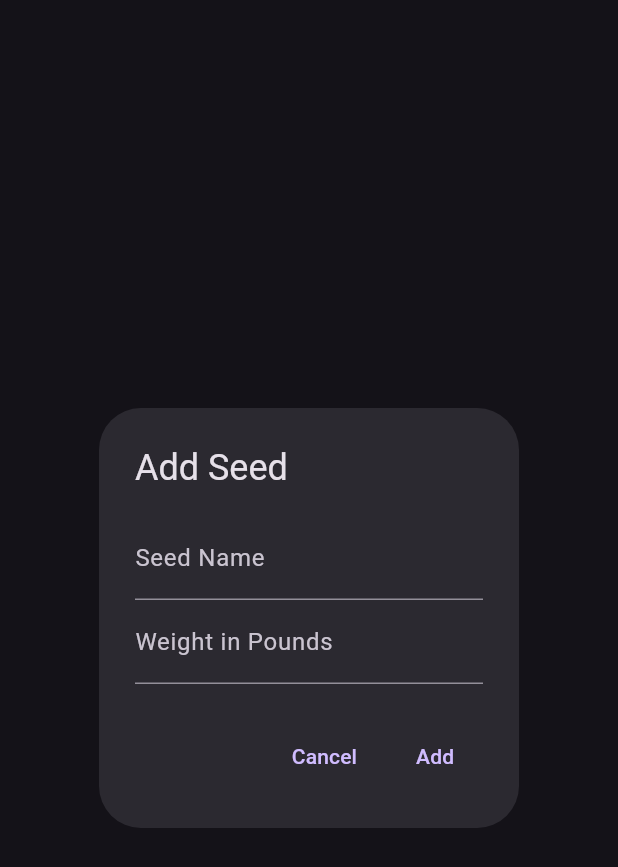
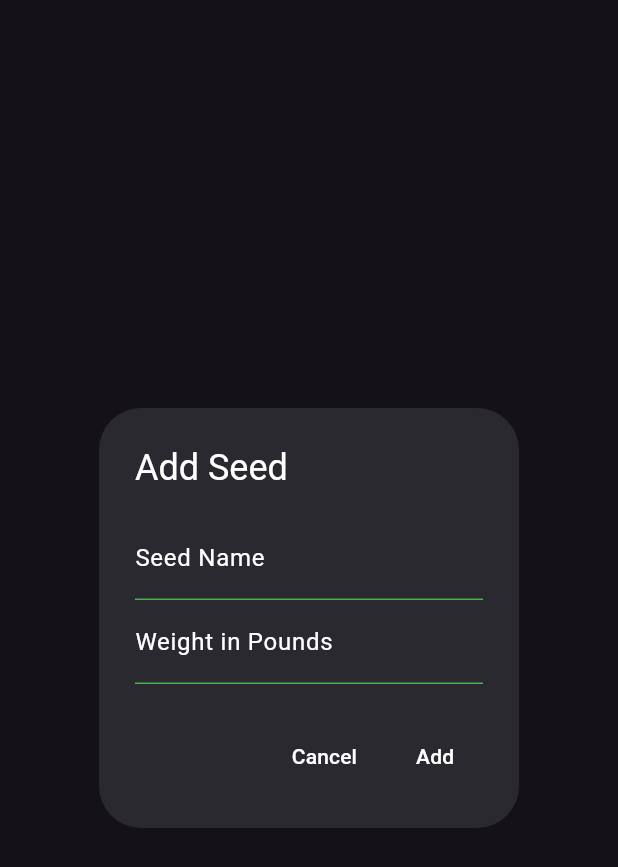
Before and after one commit to jacobhixon47/microgreens_tracker, a Flutter app: the AddSeedDialog widget shown alone on an empty page, opened directly, on a phone screen of 412 x 824 dp. Shown: the top 867 px of the screen. Run offline on Flutter 3.47's test engine with Material 3 defaults, Android fonts, the phone set to English and light mode, and no system bars; our stand-ins replace cloud_firestore, firebase_auth, firebase_core; accounts and stored records are empty; Roboto replaces fonts that are missing (Impact).

Commit message:
implement addCrop and addSeed functionality with Firestore. Change some theme and form colors to green.

```diff
--- a/lib/themes/app_themes.dart
+++ b/lib/themes/app_themes.dart
@@ -15,7 +15,8 @@ class AppThemes {
   static final darkTheme = ThemeData(
       brightness: Brightness.dark,
       highlightColor: Colors.greenAccent,
-      primaryColor: Colors.lightBlue[800],
+      primaryColor: Colors.green,
+      focusColor: Colors.green,
       fontFamily: 'Impact',
       textTheme: const TextTheme(
         displayLarge: TextStyle(fontSize: 72.0, fontWeight: FontWeight.bold),
@@ -23,6 +24,8 @@ class AppThemes {
         bodyMedium:
             TextStyle(fontSize: 14.0, fontFamily: 'Hind', color: Colors.white),
       ),
+      textSelectionTheme:
+          const TextSelectionThemeData(cursorColor: Colors.white),
       buttonTheme: const ButtonThemeData(
           buttonColor: Colors.greenAccent,
           highlightColor: Colors.greenAccent,
@@ -30,5 +33,8 @@ class AppThemes {
       floatingActionButtonTheme: const FloatingActionButtonThemeData(
           backgroundColor: Colors.green,
           foregroundColor: Colors.black87,
-          shape: CircleBorder()));
+          shape: CircleBorder()),
+      dialogTheme: const DialogTheme(
+          contentTextStyle: TextStyle(color: Colors.green),
+          iconColor: Colors.green));
 }
--- a/lib/widgets/add_seed_dialog.dart
+++ b/lib/widgets/add_seed_dialog.dart
@@ -45,18 +45,36 @@ class _AddSeedDialogState extends State<AddSeedDialog> {
   @override
   Widget build(BuildContext context) {
     return AlertDialog(
-      title: const Text('Add Seed'),
+      title: const Text(
+        'Add Seed',
+        style: TextStyle(color: Colors.white),
+      ),
       content: SingleChildScrollView(
         child: Column(
           mainAxisSize: MainAxisSize.min,
           children: <Widget>[
             TextField(
               controller: _nameController,
-              decoration: const InputDecoration(labelText: 'Seed Name'),
+              decoration: const InputDecoration(
+                  labelText: 'Seed Name',
+                  labelStyle: TextStyle(color: Colors.white),
+                  focusedBorder: UnderlineInputBorder(
+                      borderSide: BorderSide(color: Colors.green)),
+                  enabledBorder: UnderlineInputBorder(
+                      borderSide: BorderSide(color: Colors.green)),
+                  focusColor: Colors.white,
+                  fillColor: Colors.white),
             ),
             TextField(
               controller: _weightController,
-              decoration: const InputDecoration(labelText: 'Weight in Pounds'),
+              decoration: const InputDecoration(
+                labelText: 'Weight in Pounds',
+                labelStyle: TextStyle(color: Colors.white),
+                focusedBorder: UnderlineInputBorder(
+                    borderSide: BorderSide(color: Colors.green)),
+                enabledBorder: UnderlineInputBorder(
+                    borderSide: BorderSide(color: Colors.green)),
+              ),
               keyboardType:
                   const TextInputType.numberWithOptions(decimal: true),
             ),
@@ -65,12 +83,15 @@ class _AddSeedDialogState extends State<AddSeedDialog> {
       ),
       actions: <Widget>[
         TextButton(
-          child: const Text('Cancel'),
+          child: const Text(
+            'Cancel',
+            style: TextStyle(color: Colors.white),
+          ),
           onPressed: () => Navigator.of(context).pop(),
         ),
         TextButton(
           onPressed: addSeed,
-          child: const Text('Add'),
+          child: const Text('Add', style: TextStyle(color: Colors.white)),
         ),
       ],
     );
```
Also changed, not shown: lib/pages/authenticated_view.dart (+10 -8 lines), lib/widgets/add_crop_dialog.dart (+88 -20 lines).
